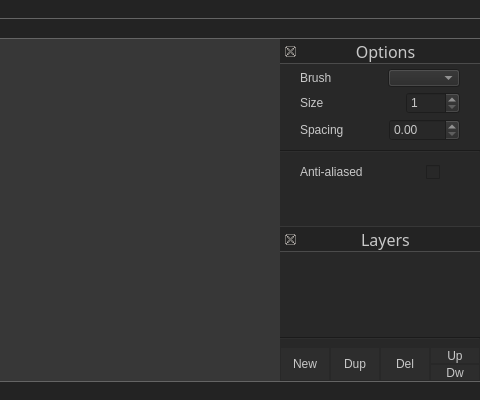
jsksjs/ImEd-Demo, file mainwindow.ui: the form before one commit; both pictures show x 320 to 800 and y 0 to 400 of the 800 by 400 pixel window.
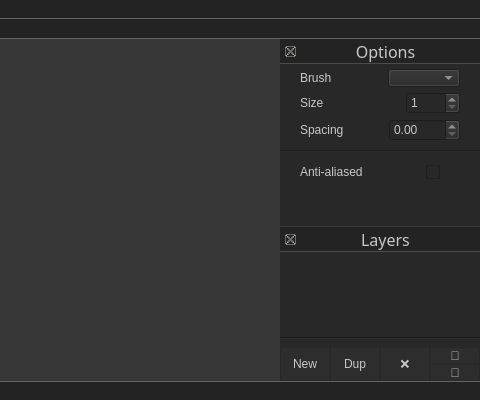
The form after the commit. Custom widgets are drawn as their Qt base class.

Commit message: layer up/down buttons functional

```diff
--- a/mainwindow.ui
+++ b/mainwindow.ui
@@ -1512,7 +1512,7 @@
            <string notr="true"/>
           </property>
           <property name="text">
-           <string>Del</string>
+           <string>❌</string>
           </property>
           <property name="flat">
            <bool>true</bool>
@@ -1555,7 +1555,7 @@
               <string notr="true"/>
              </property>
              <property name="text">
-              <string>Up</string>
+              <string>🔼</string>
              </property>
              <property name="flat">
               <bool>true</bool>
@@ -1580,7 +1580,7 @@
               <string notr="true"/>
              </property>
              <property name="text">
-              <string>Dw</string>
+              <string>🔽</string>
              </property>
              <property name="flat">
               <bool>true</bool>
```
The commit also changes 3 other files.
